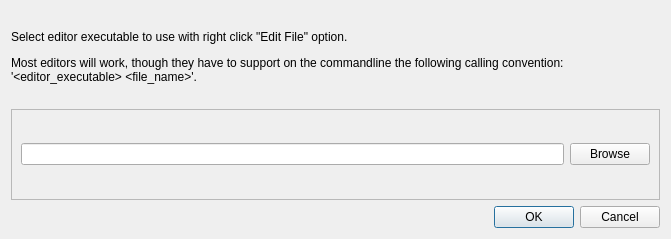
Above: src/conan_explorer/ui/dialogs/file_editor_selection/file_editor_selector.ui from goszpeti/conan_explorer before the change. Below: the same form after it.
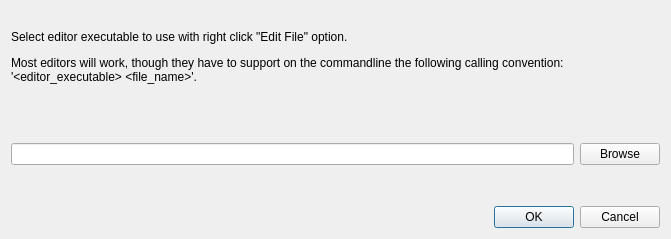
That is the form after the change.

```diff
--- a/src/conan_explorer/ui/dialogs/file_editor_selection/file_editor_selector.ui
+++ b/src/conan_explorer/ui/dialogs/file_editor_selection/file_editor_selector.ui
@@ -30,14 +30,30 @@
    <item>
     <widget class="QFrame" name="edit_frame">
      <property name="frameShape">
-      <enum>QFrame::StyledPanel</enum>
+      <enum>QFrame::Shape::NoFrame</enum>
      </property>
      <property name="frameShadow">
       <enum>QFrame::Raised</enum>
      </property>
      <layout class="QGridLayout" name="gridLayout">
+      <property name="leftMargin">
+       <number>0</number>
+      </property>
+      <property name="topMargin">
+       <number>0</number>
+      </property>
+      <property name="rightMargin">
+       <number>0</number>
+      </property>
+      <property name="bottomMargin">
+       <number>0</number>
+      </property>
       <item row="0" column="0">
-       <widget class="QLineEdit" name="file_edit"/>
+       <widget class="QLineEdit" name="file_edit">
+        <property name="frame">
+         <bool>true</bool>
+        </property>
+       </widget>
       </item>
       <item row="0" column="1">
        <widget class="QPushButton" name="browse_button">
```
Left out of the diff: 8 changed lines with no effect on the pictures.
